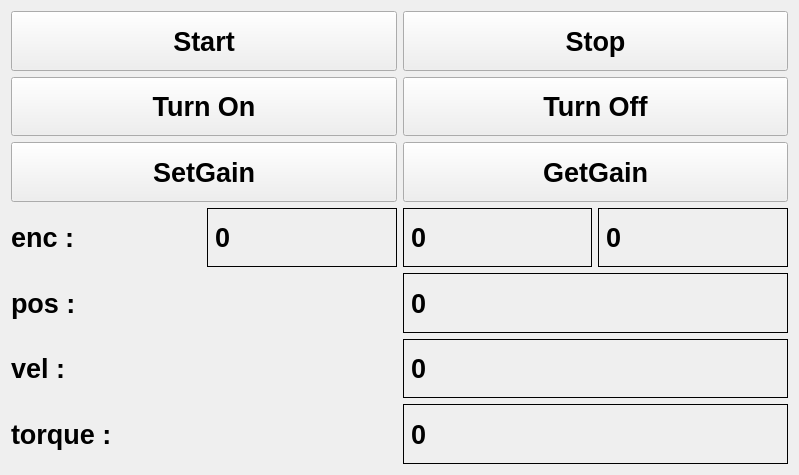
Old version of the form controltest/form.ui in the repository hajunsong/SEA-DTP7.
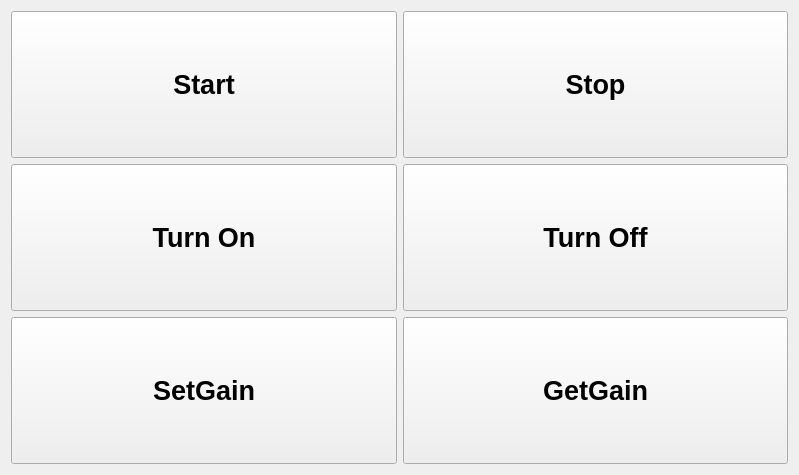
New version of the form.

Patch:
```diff
--- a/controltest/form.ui
+++ b/controltest/form.ui
@@ -66,46 +66,6 @@
      </item>
     </layout>
    </item>
-   <item row="1" column="0">
-    <layout class="QHBoxLayout" name="horizontalLayout_7">
-     <item>
-      <widget class="QPushButton" name="btnTurnOn">
-       <property name="sizePolicy">
-        <sizepolicy hsizetype="Minimum" vsizetype="Preferred">
-         <horstretch>0</horstretch>
-         <verstretch>0</verstretch>
-        </sizepolicy>
-       </property>
-       <property name="font">
-        <font>
-         <pointsize>20</pointsize>
-        </font>
-       </property>
-       <property name="text">
-        <string>Turn On</string>
-       </property>
-      </widget>
-     </item>
-     <item>
-      <widget class="QPushButton" name="btnTurnOff">
-       <property name="sizePolicy">
-        <sizepolicy hsizetype="Minimum" vsizetype="Preferred">
-         <horstretch>0</horstretch>
-         <verstretch>0</verstretch>
-        </sizepolicy>
-       </property>
-       <property name="font">
-        <font>
-         <pointsize>20</pointsize>
-        </font>
-       </property>
-       <property name="text">
-        <string>Turn Off</string>
-       </property>
-      </widget>
-     </item>
-    </layout>
-   </item>
    <item row="2" column="0">
     <layout class="QHBoxLayout" name="horizontalLayout_2">
      <item>
@@ -146,155 +106,41 @@
      </item>
     </layout>
    </item>
-   <item row="3" column="0">
-    <layout class="QHBoxLayout" name="horizontalLayout">
+   <item row="1" column="0">
+    <layout class="QHBoxLayout" name="horizontalLayout_7">
      <item>
-      <widget class="QLabel" name="label">
-       <property name="font">
-        <font>
-         <pointsize>20</pointsize>
-        </font>
+      <widget class="QPushButton" name="btnTurnOn">
+       <property name="sizePolicy">
+        <sizepolicy hsizetype="Minimum" vsizetype="Preferred">
+         <horstretch>0</horstretch>
+         <verstretch>0</verstretch>
+        </sizepolicy>
        </property>
-       <property name="text">
-        <string>enc : </string>
-       </property>
-      </widget>
-     </item>
-     <item>
-      <widget class="QLabel" name="txtEnc1">
        <property name="font">
         <font>
          <pointsize>20</pointsize>
         </font>
        </property>
-       <property name="frameShape">
-        <enum>QFrame::Box</enum>
-       </property>
        <property name="text">
-        <string>0</string>
+        <string>Turn On</string>
        </property>
       </widget>
      </item>
      <item>
-      <widget class="QLabel" name="txtEnc2">
-       <property name="font">
-        <font>
-         <pointsize>20</pointsize>
-        </font>
+      <widget class="QPushButton" name="btnTurnOff">
+       <property name="sizePolicy">
+        <sizepolicy hsizetype="Minimum" vsizetype="Preferred">
+         <horstretch>0</horstretch>
+         <verstretch>0</verstretch>
+        </sizepolicy>
        </property>
-       <property name="frameShape">
-        <enum>QFrame::Box</enum>
-       </property>
-       <property name="text">
-        <string>0</string>
-       </property>
-      </widget>
-     </item>
-     <item>
-      <widget class="QLabel" name="txtEncDiff">
        <property name="font">
         <font>
          <pointsize>20</pointsize>
         </font>
        </property>
-       <property name="frameShape">
-        <enum>QFrame::Box</enum>
-       </property>
        <property name="text">
-        <string>0</string>
-       </property>
-      </widget>
-     </item>
-    </layout>
-   </item>
-   <item row="4" column="0">
-    <layout class="QHBoxLayout" name="horizontalLayout_3">
-     <item>
-      <widget class="QLabel" name="label_3">
-       <property name="font">
-        <font>
-         <pointsize>20</pointsize>
-        </font>
-       </property>
-       <property name="text">
-        <string>pos : </string>
-       </property>
-      </widget>
-     </item>
-     <item>
-      <widget class="QLabel" name="txtPos">
-       <property name="font">
-        <font>
-         <pointsize>20</pointsize>
-        </font>
-       </property>
-       <property name="frameShape">
-        <enum>QFrame::Box</enum>
-       </property>
-       <property name="text">
-        <string>0</string>
-       </property>
-      </widget>
-     </item>
-    </layout>
-   </item>
-   <item row="5" column="0">
-    <layout class="QHBoxLayout" name="horizontalLayout_4">
-     <item>
-      <widget class="QLabel" name="label_4">
-       <property name="font">
-        <font>
-         <pointsize>20</pointsize>
-        </font>
-       </property>
-       <property name="text">
-        <string>vel : </string>
-       </property>
-      </widget>
-     </item>
-     <item>
-      <widget class="QLabel" name="txtVel">
-       <property name="font">
-        <font>
-         <pointsize>20</pointsize>
-        </font>
-       </property>
-       <property name="frameShape">
-        <enum>QFrame::Box</enum>
-       </property>
-       <property name="text">
-        <string>0</string>
-       </property>
-      </widget>
-     </item>
-    </layout>
-   </item>
-   <item row="6" column="0">
-    <layout class="QHBoxLayout" name="horizontalLayout_6">
-     <item>
-      <widget class="QLabel" name="label_5">
-       <property name="font">
-        <font>
-         <pointsize>20</pointsize>
-        </font>
-       </property>
-       <property name="text">
-        <string>torque : </string>
-       </property>
-      </widget>
-     </item>
-     <item>
-      <widget class="QLabel" name="txtTor">
-       <property name="font">
-        <font>
-         <pointsize>20</pointsize>
-        </font>
-       </property>
-       <property name="frameShape">
-        <enum>QFrame::Box</enum>
-       </property>
-       <property name="text">
-        <string>0</string>
+        <string>Turn Off</string>
        </property>
       </widget>
      </item>
```
